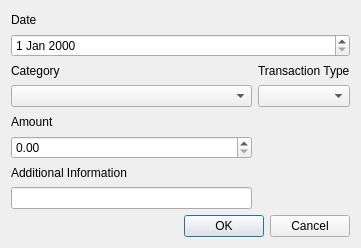
This is FinToolV2-0/addtransaction.ui in IVIyg0t/FinancialTool as Qt 5 draws it before an edit. The edited form follows.
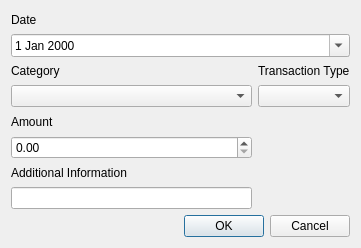
This is the edited form.

Commit message:
Added transaction cell combobox
When user double clicks Transaction cell, it will turn into a combo box
with option available from the "categories" file.
upon making a choice and hitting enter, the new value will be placed in
the cell, the combo box will be removed, and the value will be written
in place of the old one in the txt file.

Patch:
```diff
--- a/FinToolV2-0/addtransaction.ui
+++ b/FinToolV2-0/addtransaction.ui
@@ -25,7 +25,11 @@
     </widget>
    </item>
    <item row="1" column="0" colspan="2">
-    <widget class="QDateEdit" name="date"/>
+    <widget class="QDateEdit" name="date">
+     <property name="calendarPopup">
+      <bool>true</bool>
+     </property>
+    </widget>
    </item>
    <item row="8" column="0" colspan="2">
     <widget class="QDialogButtonBox" name="buttonBox">
```
The commit also changes 4 other files.
